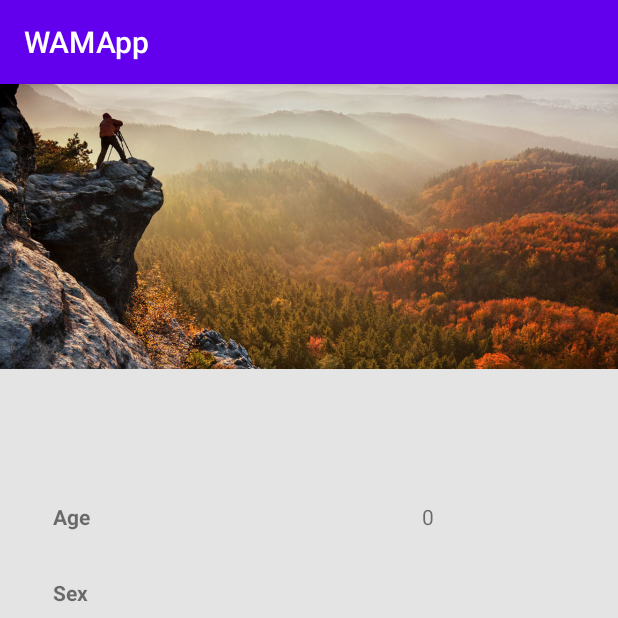
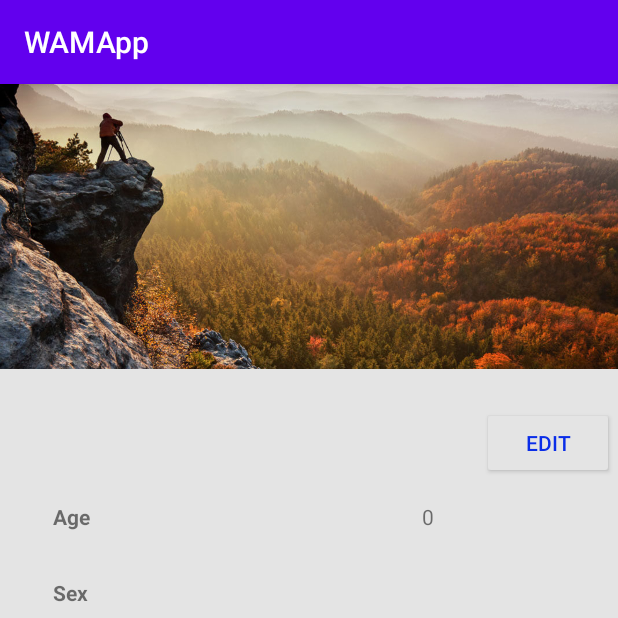
Before and after one commit to matthewwestover/LifestyleApp, an Android app: the UserProfileFragment screen opened directly, with no data from a screen before it, on a phone screen of 412 x 824 dp, the top half of it. Run offline under Robolectric (Android 15) with nearby library versions, the light colour scheme and no system bars; 8 statements that could not run were skipped.

Commit message:
Add edit button to user profile, not working

```diff
--- a/WAMApp/app/src/main/java/com/example/wamapp/UserProfileFragment.java
+++ b/WAMApp/app/src/main/java/com/example/wamapp/UserProfileFragment.java
@@ -25,7 +25,7 @@ public class UserProfileFragment extends Fragment {
     }
 
     @Override
-    public void onAttach(Context context) {
+    public void onAttach(@NonNull Context context) {
         super.onAttach(context);
     }
 
@@ -42,6 +42,7 @@ public class UserProfileFragment extends Fragment {
         mTVHeight = view.findViewById(R.id.tv_height);
         mTVWeight = view.findViewById(R.id.tv_weight);
 
+        if (getArguments() != null) {
             mFullName = getArguments().getString("userFullName");
             mAge = getArguments().getInt("userAge");
             mSex = getArguments().getString("userSex");
@@ -49,6 +50,7 @@ public class UserProfileFragment extends Fragment {
             mCity = getArguments().getString("userCity");
             mHeight = getArguments().getInt("userHeight");
             mWeight = getArguments().getInt("userWeight");
+        }
 
 
         mTVFullName.setText(mFullName);
--- a/WAMApp/app/src/main/res/layout/fragment_user_profile.xml
+++ b/WAMApp/app/src/main/res/layout/fragment_user_profile.xml
@@ -41,6 +41,18 @@
             tools:layout_constraintLeft_creator="1"
             tools:layout_constraintRight_creator="1"
             tools:layout_constraintTop_creator="1" />
+
+        <Button
+            android:id="@+id/prof_edit_button"
+            android:layout_width="wrap_content"
+            android:layout_height="wrap_content"
+            android:layout_marginTop="25dp"
+            android:backgroundTint="#E4E4E4"
+            android:text="Edit"
+            android:textColor="#0A2DE8"
+            app:layout_constraintEnd_toEndOf="parent"
+            app:layout_constraintStart_toEndOf="@id/tv_fullname"
+            app:layout_constraintTop_toBottomOf="@+id/prof_header" />
 
         <TextView
             android:id="@+id/tv_fullname"
@@ -206,12 +218,6 @@
             app:layout_constraintStart_toEndOf="@+id/prof_weight"
             app:layout_constraintTop_toBottomOf="@+id/tv_height"
             tools:ignore="RtlCompat" />
-
-        <TextView
-            android:id="@+id/profile_frag"
-            android:layout_width="match_parent"
-            android:layout_height="wrap_content"
-            app:layout_constraintTop_toBottomOf="@+id/tv_weight"/>
 
     </androidx.constraintlayout.widget.ConstraintLayout>
 
```
Lines whose indentation alone changed are shown as unchanged.
